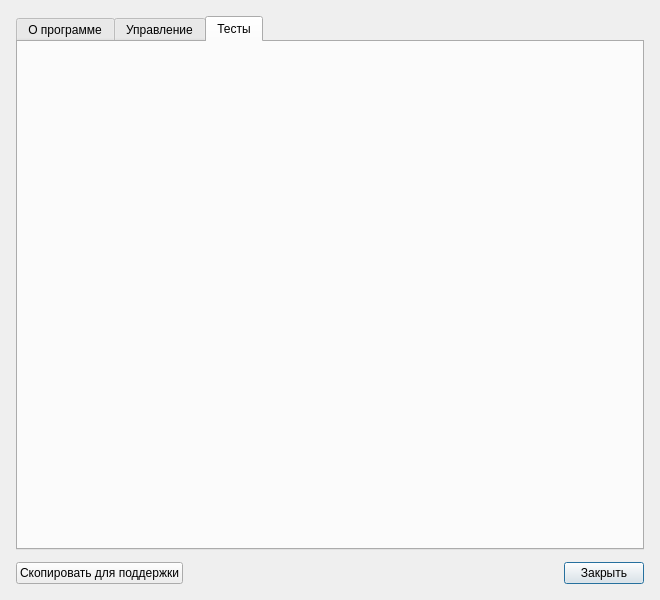
This is Src/Gui/Help/HelpDialog.ui in Fiasik/MpiPlatform as Qt 5 draws it before an edit. The edited form follows.
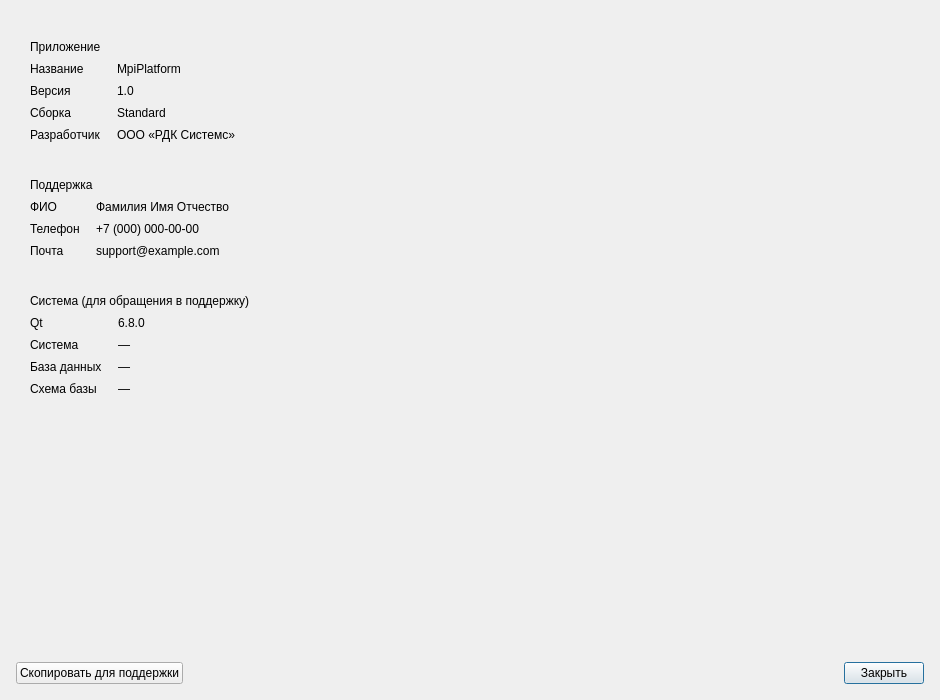
This is the edited form. The open tabs and pages were chosen to show the change.

```diff
--- a/Src/Gui/Help/HelpDialog.ui
+++ b/Src/Gui/Help/HelpDialog.ui
@@ -6,8 +6,8 @@
    <rect>
     <x>0</x>
     <y>0</y>
-    <width>660</width>
-    <height>600</height>
+    <width>940</width>
+    <height>700</height>
    </rect>
   </property>
   <property name="windowTitle">
@@ -20,14 +20,7 @@
    <property name="rightMargin"><number>16</number></property>
    <property name="bottomMargin"><number>16</number></property>
    <item>
-    <widget class="QTabWidget" name="tabWidget_help">
-     <property name="currentIndex">
-      <number>0</number>
-     </property>
-     <widget class="QWidget" name="tab_helpAbout">
-      <attribute name="title">
-       <string>О программе</string>
-      </attribute>
+    <widget class="QWidget" name="tab_helpAbout">
       <layout class="QVBoxLayout" name="verticalLayout_helpAbout">
        <property name="spacing"><number>12</number></property>
        <property name="leftMargin"><number>0</number></property>
@@ -335,43 +328,6 @@
        </item>
       </layout>
      </widget>
-     <widget class="QWidget" name="tab_helpControls">
-      <attribute name="title">
-       <string>Управление</string>
-      </attribute>
-      <layout class="QVBoxLayout" name="verticalLayout_helpControls">
-       <property name="leftMargin"><number>0</number></property>
-       <property name="topMargin"><number>12</number></property>
-       <property name="rightMargin"><number>0</number></property>
-       <property name="bottomMargin"><number>0</number></property>
-       <item>
-        <widget class="QTextBrowser" name="textBrowser_helpControls">
-         <property name="openExternalLinks">
-          <bool>false</bool>
-         </property>
-        </widget>
-       </item>
-      </layout>
-     </widget>
-     <widget class="QWidget" name="tab_helpTests">
-      <attribute name="title">
-       <string>Тесты</string>
-      </attribute>
-      <layout class="QVBoxLayout" name="verticalLayout_helpTests">
-       <property name="leftMargin"><number>0</number></property>
-       <property name="topMargin"><number>12</number></property>
-       <property name="rightMargin"><number>0</number></property>
-       <property name="bottomMargin"><number>0</number></property>
-       <item>
-        <widget class="QTabWidget" name="tabWidget_helpTests">
-         <property name="documentMode">
-          <bool>true</bool>
-         </property>
-        </widget>
-       </item>
-      </layout>
-     </widget>
-    </widget>
    </item>
    <item>
     <layout class="QHBoxLayout" name="horizontalLayout_helpButtons">
```
